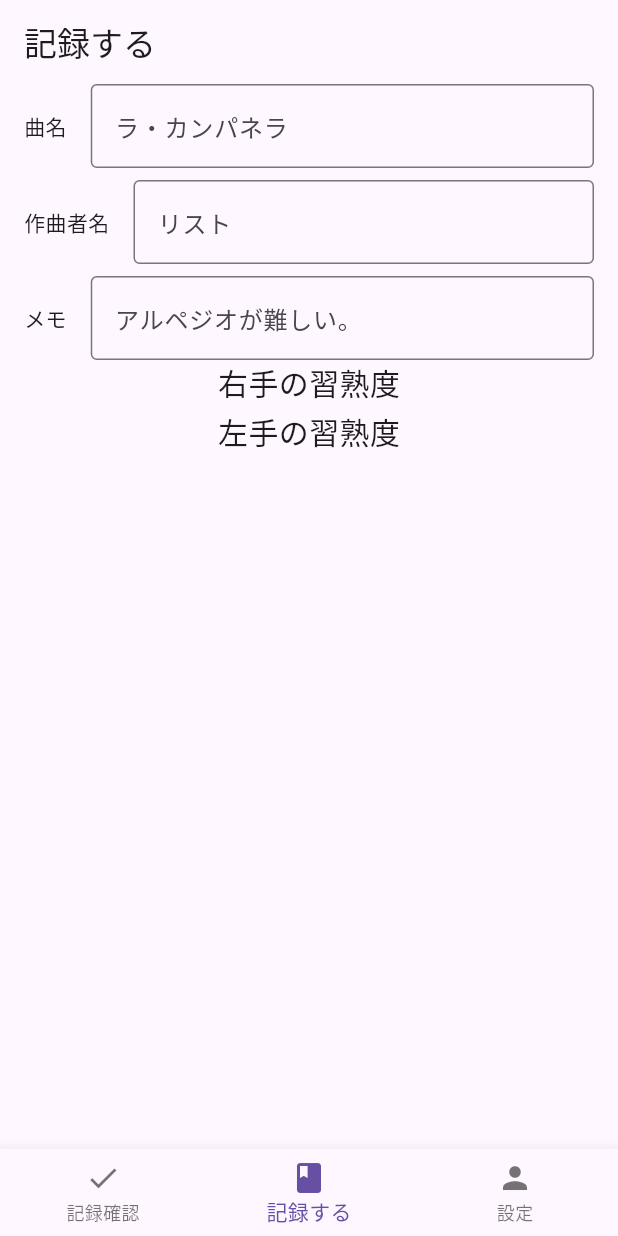
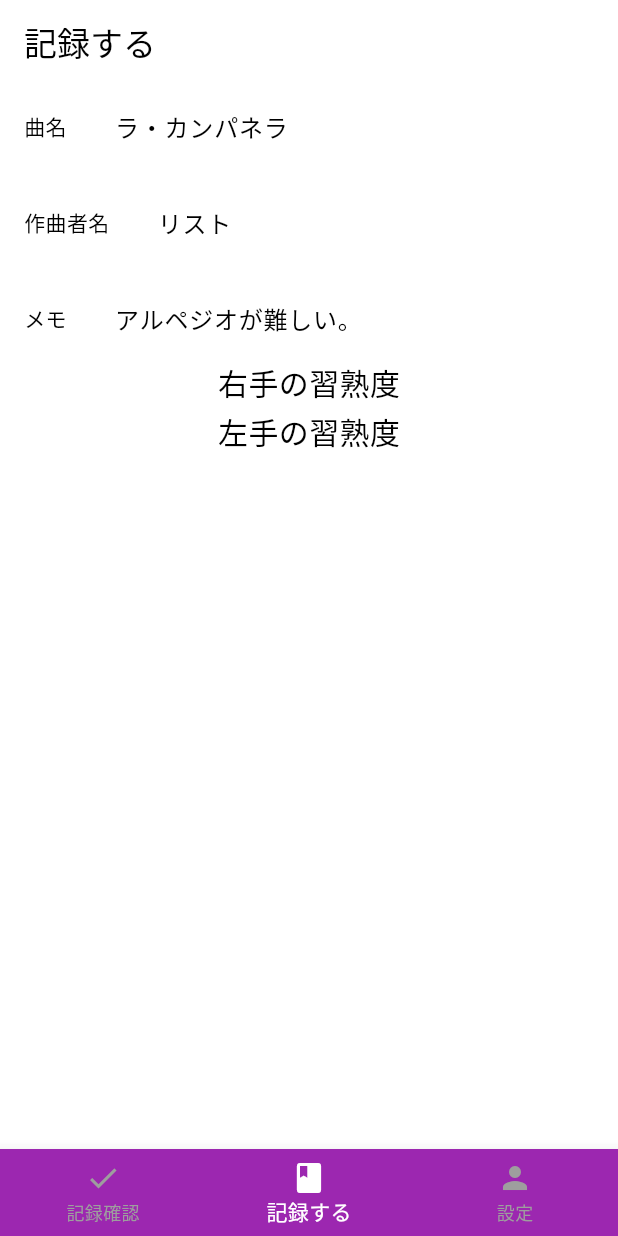
Before and after one commit to Yuki-Naka-Sharing-Study/PianoCoverBookFlutter, a Flutter app: the screen it shows after launch, item 2 of the bottom bar chosen, on a phone screen of 412 x 824 dp. Run offline on Flutter 3.47's test engine with Material 3 defaults, Android fonts, the phone set to English and light mode, and no system bars.

Commit message:
Added backgroundColor, selectedItemColor and unselectedItemColor to BottomNavigationBar.

```diff
--- a/lib/src/main.dart
+++ b/lib/src/main.dart
@@ -15,11 +15,22 @@
     return MaterialApp(
       title: 'Flutter Demo',
       theme: ThemeData(
-        primarySwatch: Colors.blue,
+        colorScheme: ColorScheme.fromSwatch(
+          primarySwatch: Colors.purple,
+        ).copyWith(
+          primary: Colors.grey,
+          onPrimary: Colors.black,
+        ),
+        bottomNavigationBarTheme: const BottomNavigationBarThemeData(
+          backgroundColor: Colors.purple, // 背景色を指定
+          selectedItemColor: Colors.white, // 選択時のアイテムの色
+          unselectedItemColor: Colors.grey, // 非選択時のアイテムの色
+        ),
       ),
       home: const MyStatefulWidget(),
     );
   }
+
 }
 
 class MyStatefulWidget extends StatefulWidget {
```
